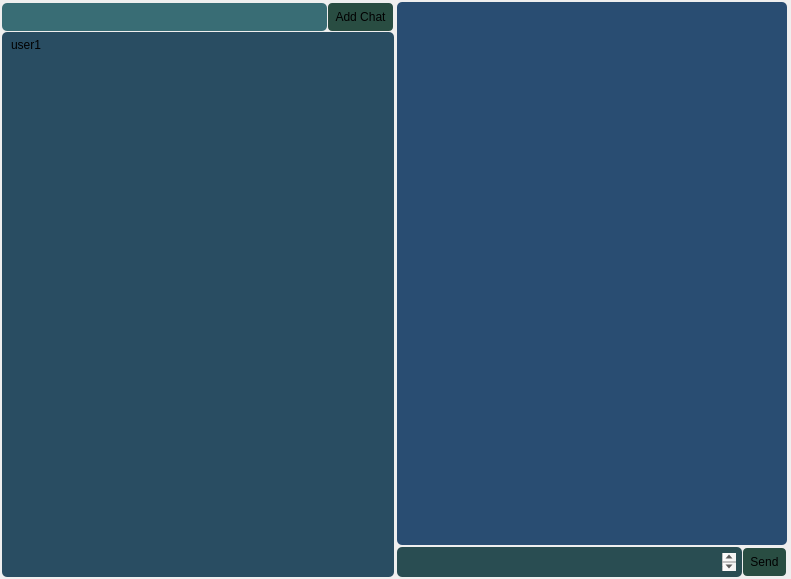
Before: the Qt Designer form src/interface/mainwindow.ui in OgurtsovAndrei/Messenger-project, drawn with Qt 5.
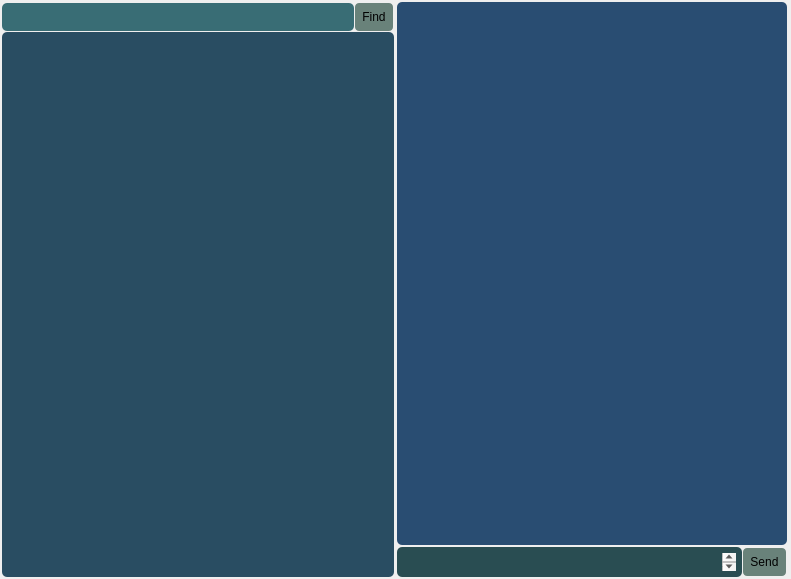
After: the same form once the commit is applied.

Commit message: add find make dialog

```diff
--- a/src/interface/mainwindow.ui
+++ b/src/interface/mainwindow.ui
@@ -14,7 +14,7 @@
    <string>MainWindow</string>
   </property>
   <property name="styleSheet">
-   <string notr="true">.QPushButton {background-color : #294d42;border-width: 2px; border-style: solid; border-radius: 5px; padding: 6px;} </string>
+   <string notr="true">QPushButton {background-color : #69827A;border-width: 2px; border-style: solid; border-radius: 5px; padding: 6px;}</string>
   </property>
   <widget class="QWidget" name="centralwidget">
    <layout class="QGridLayout" name="gridLayout_3">
@@ -42,9 +42,12 @@
        <number>0</number>
       </property>
       <item row="0" column="1">
-       <widget class="QPushButton" name="addChatButton">
+       <widget class="QPushButton" name="findButton">
+        <property name="styleSheet">
+         <string notr="true">QPushButton:pressed { background-color: #96a7a1; }</string>
+        </property>
         <property name="text">
-         <string>Add Chat</string>
+         <string>Find</string>
         </property>
        </widget>
       </item>
@@ -62,11 +65,6 @@
          <string notr="true">.QListWidget {background-color : #294d62;border-width: 2px; 
         border-radius: 5px; padding: 6px;}</string>
         </property>
-        <item>
-         <property name="text">
-          <string>user1</string>
-         </property>
-        </item>
        </widget>
       </item>
      </layout>
@@ -89,6 +87,9 @@
        <layout class="QVBoxLayout" name="sendButtonLayout">
         <item>
          <widget class="QPushButton" name="sendButton">
+          <property name="styleSheet">
+           <string notr="true">QPushButton:pressed { background-color: #96a7a1; }</string>
+          </property>
           <property name="text">
            <string>Send</string>
           </property>
```
Left out of the diff: 2 changed lines with no effect on the pictures. The commit also changes 8 other files.
